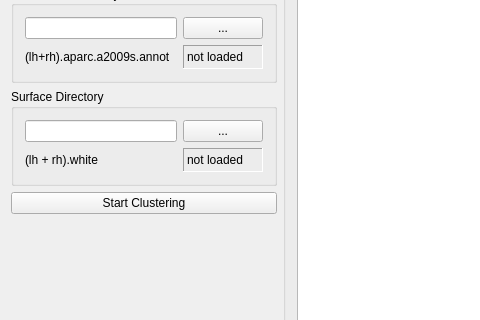
Qt form applications/mne_x/plugins/mne/FormFiles/mnesetup.ui (mne-tools/mne-cpp) before a commit; both pictures show x 0 to 480 and y 232 to 552 of the 817 by 700 pixel window.
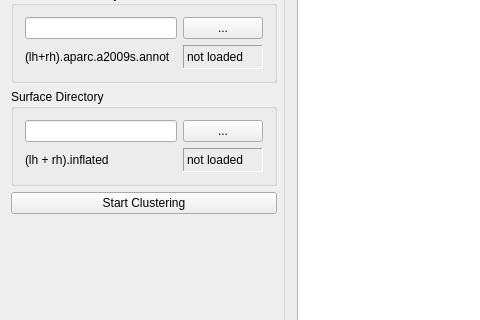
The same form after that commit. Icons and pictures are not drawn.

```diff
--- a/applications/mne_x/plugins/mne/FormFiles/mnesetup.ui
+++ b/applications/mne_x/plugins/mne/FormFiles/mnesetup.ui
@@ -32,7 +32,7 @@
         <item row="1" column="0" colspan="2">
          <widget class="QLabel" name="m_qLabel_surface">
           <property name="text">
-           <string>(lh + rh).white</string>
+           <string>(lh + rh).inflated</string>
           </property>
          </widget>
         </item>
```
